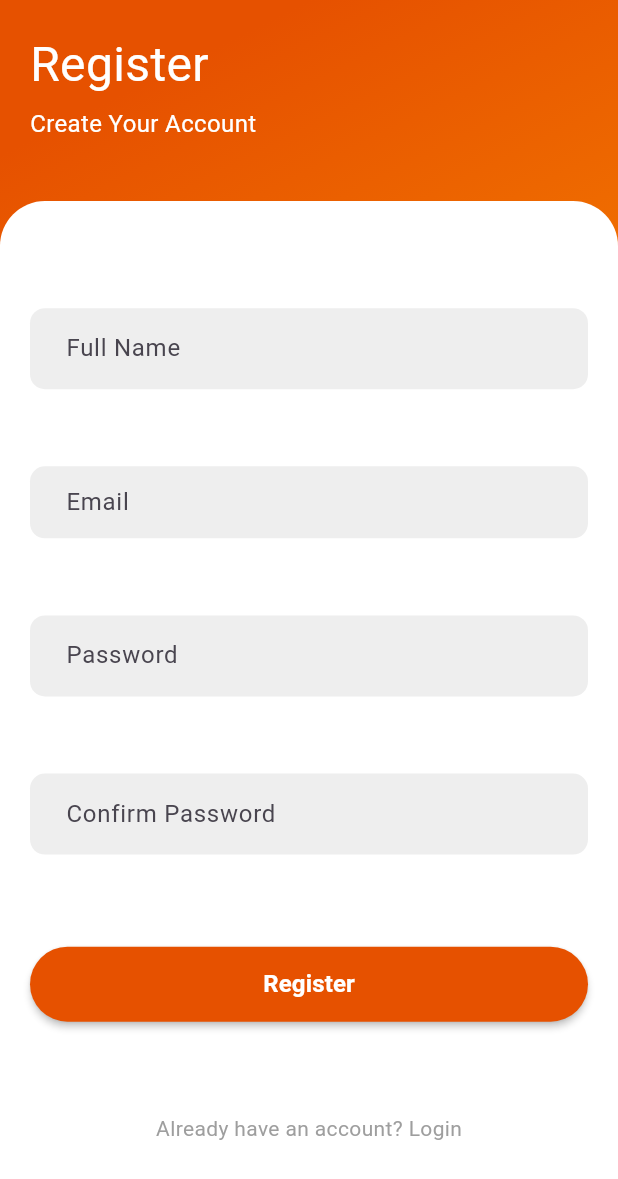
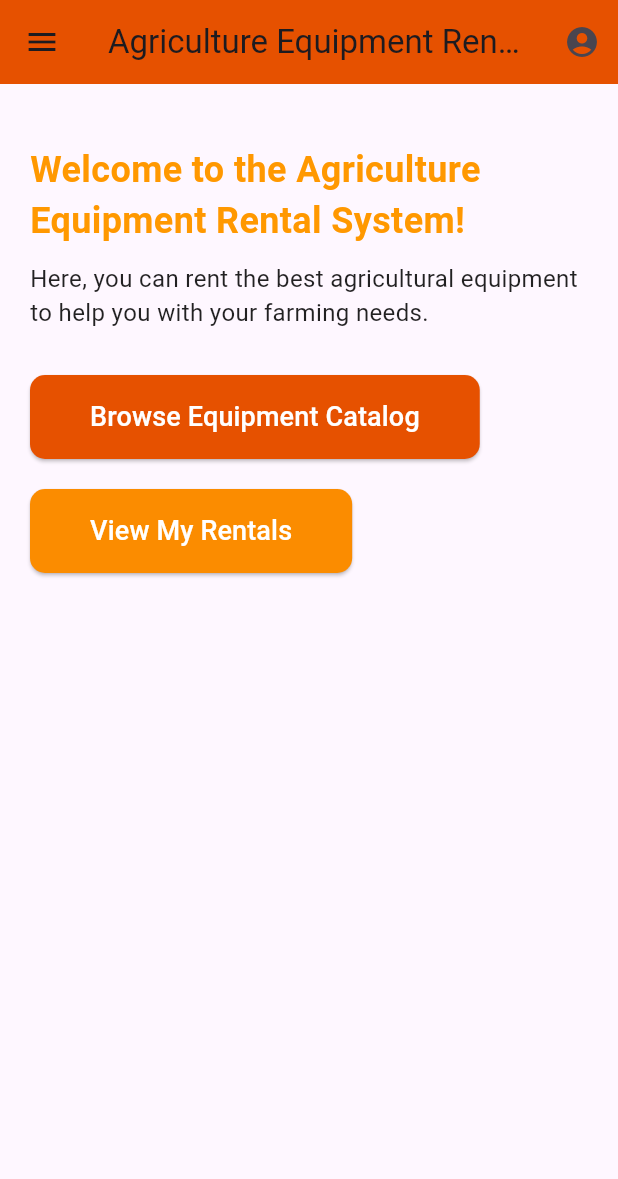
Before and after one commit to Anita-aaa/Agriculture_Equipment_Rental_System, a Flutter app: the screen it shows after launch, on a phone screen of 412 x 824 dp. Shown: the top 1179 px of the screen. Run offline on Flutter 3.47's test engine with Material 3 defaults, Android fonts, the phone set to English and light mode, and no system bars; our stand-ins replace flutter_iconly.

Commit message:
Home_Page

```diff
--- a/lib/app.dart
+++ b/lib/app.dart
@@ -1,6 +1,7 @@
 // import 'package:agriculture_equipment_rental_system/view/login_view.dart';
 // import 'package:agriculture_equipment_rental_system/view/onboarding_screen_view.dart';
-import 'package:agriculture_equipment_rental_system/view/registration_view.dart';
+import 'package:agriculture_equipment_rental_system/view/home_page.dart';
+// import 'package:agriculture_equipment_rental_system/view/registration_view.dart';
 import 'package:flutter/material.dart';
 
 class MyApp extends StatelessWidget {
@@ -9,6 +10,6 @@ class MyApp extends StatelessWidget {
   @override
   Widget build(BuildContext context) {
     return const MaterialApp(
-        debugShowCheckedModeBanner: false, home: RegistrationView());
+        debugShowCheckedModeBanner: false, home: HomePage());
   }
 }
--- /dev/null
+++ b/lib/view/home_page.dart
@@ -0,0 +1,143 @@
+import 'package:flutter/material.dart';
+
+class HomePage extends StatelessWidget {
+  const HomePage({super.key});
+
+  @override
+  Widget build(BuildContext context) {
+    return Scaffold(
+      appBar: AppBar(
+        title: const Text('Agriculture Equipment Rental'),
+        backgroundColor: Colors.orange[900],
+        actions: [
+          IconButton(
+            icon: const Icon(Icons.account_circle),
+            onPressed: () {
+              // Navigate to profile page or login page
+            },
+          ),
+        ],
+      ),
+      drawer: Drawer(
+        child: ListView(
+          padding: EdgeInsets.zero,
+          children: <Widget>[
+            const DrawerHeader(
+              decoration: BoxDecoration(
+                color: Colors.orange,
+              ),
+              child: Text(
+                'Menu',
+                style: TextStyle(
+                  color: Colors.white,
+                  fontSize: 24,
+                ),
+              ),
+            ),
+            ListTile(
+              title: const Text('Home'),
+              onTap: () {
+                // Navigate to Home Page
+              },
+            ),
+            ListTile(
+              title: const Text('Equipment Catalog'),
+              onTap: () {
+                // Navigate to Equipment Catalog
+              },
+            ),
+            ListTile(
+              title: const Text('My Rentals'),
+              onTap: () {
+                // Navigate to My Rentals page
+              },
+            ),
+            ListTile(
+              title: const Text('Profile'),
+              onTap: () {
+                // Navigate to Profile page
+              },
+            ),
+            ListTile(
+              title: const Text('Log Out'),
+              onTap: () {
+                // Log out the user
+              },
+            ),
+          ],
+        ),
+      ),
+      body: SafeArea(
+        child: Padding(
+          padding: const EdgeInsets.all(20),
+          child: Column(
+            crossAxisAlignment: CrossAxisAlignment.start,
+            children: <Widget>[
+              const SizedBox(height: 20),
+              const Text(
+                'Welcome to the Agriculture Equipment Rental System!',
+                style: TextStyle(
+                  fontSize: 24,
+                  fontWeight: FontWeight.bold,
+                  color: Colors.orange,
+                ),
+              ),
+              const SizedBox(height: 10),
+              const Text(
+                'Here, you can rent the best agricultural equipment to help you with your farming needs.',
+                style: TextStyle(
+                  fontSize: 16,
+                  color: Colors.black87,
+                ),
+              ),
+              const SizedBox(height: 30),
+              // Equipment Catalog Section
+              ElevatedButton(
+                onPressed: () {
+                  // Navigate to the Equipment Catalog
+                },
+                style: ElevatedButton.styleFrom(
+                  backgroundColor: Colors.orange[900],
+                  padding:
+                      const EdgeInsets.symmetric(vertical: 15, horizontal: 40),
+                  shape: RoundedRectangleBorder(
+                    borderRadius: BorderRadius.circular(10),
+                  ),
+                ),
+                child: const Text(
+                  'Browse Equipment Catalog',
+                  style: TextStyle(
+                    color: Colors.white,
+                    fontSize: 18,
+                  ),
+                ),
+              ),
+              const SizedBox(height: 20),
+              // My Rentals Section
+              ElevatedButton(
+                onPressed: () {
+                  // Navigate to the My Rentals page
+                },
+                style: ElevatedButton.styleFrom(
+                  backgroundColor: Colors.orange[600],
+                  padding:
+                      const EdgeInsets.symmetric(vertical: 15, horizontal: 40),
+                  shape: RoundedRectangleBorder(
+                    borderRadius: BorderRadius.circular(10),
+                  ),
+                ),
+                child: const Text(
+                  'View My Rentals',
+                  style: TextStyle(
+                    color: Colors.white,
+                    fontSize: 18,
+                  ),
+                ),
+              ),
+            ],
+          ),
+        ),
+      ),
+    );
+  }
+}
--- a/pubspec.yaml
+++ b/pubspec.yaml
@@ -32,6 +32,7 @@ dependencies:
     sdk: flutter
   flutter_iconly: ^1.0.2
   cupertino_icons: ^1.0.8
+  badges: ^3.1.2
 
 dev_dependencies:
   flutter_test:
```
Also changed, not shown: pubspec.lock.
